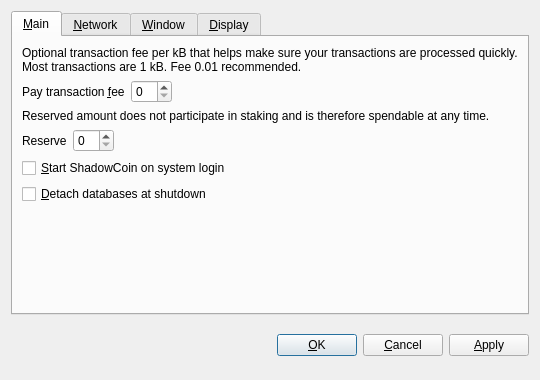
Old version of the form src/qt/forms/optionsdialog.ui in the repository Meee32/NET-TEST.
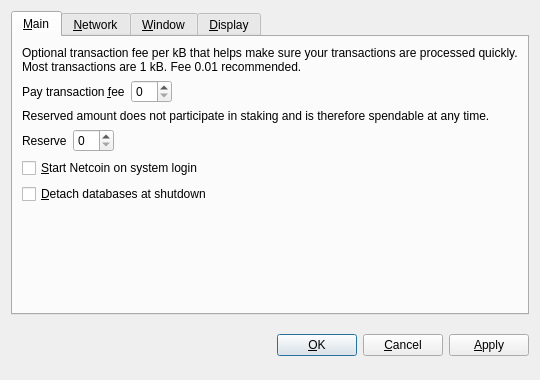
New version of the form. The open tabs and pages were chosen to show the change. Custom widgets are drawn as their Qt base class.

Patch:
```diff
--- a/src/qt/forms/optionsdialog.ui
+++ b/src/qt/forms/optionsdialog.ui
@@ -128,7 +128,7 @@
           <string>Automatically start ShadowCoin after logging in to the system.</string>
          </property>
          <property name="text">
-          <string>&amp;Start ShadowCoin on system login</string>
+          <string>&amp;Start Netcoin on system login</string>
          </property>
         </widget>
        </item>
```
Left out of the diff: 12 changed lines with no effect on the pictures.
